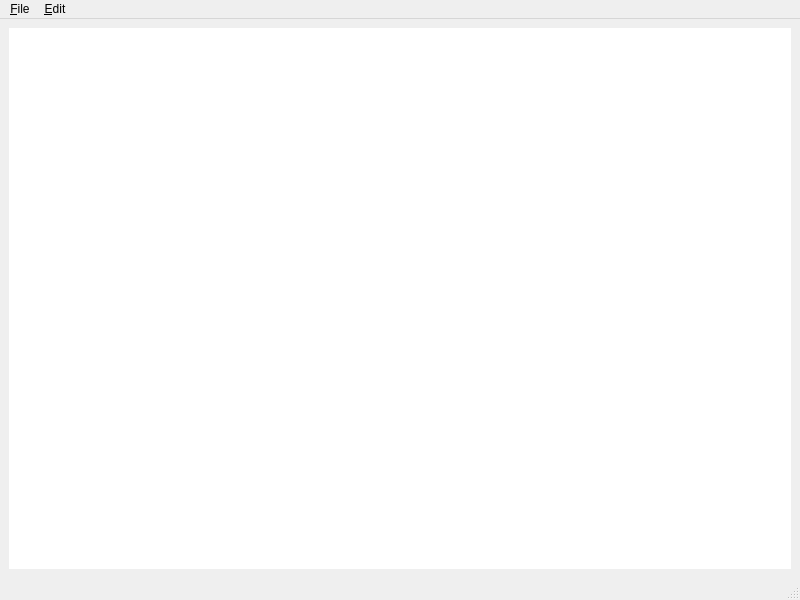
First picture: the form in jk.ui, repository edamame-maru/jk, before the edit.
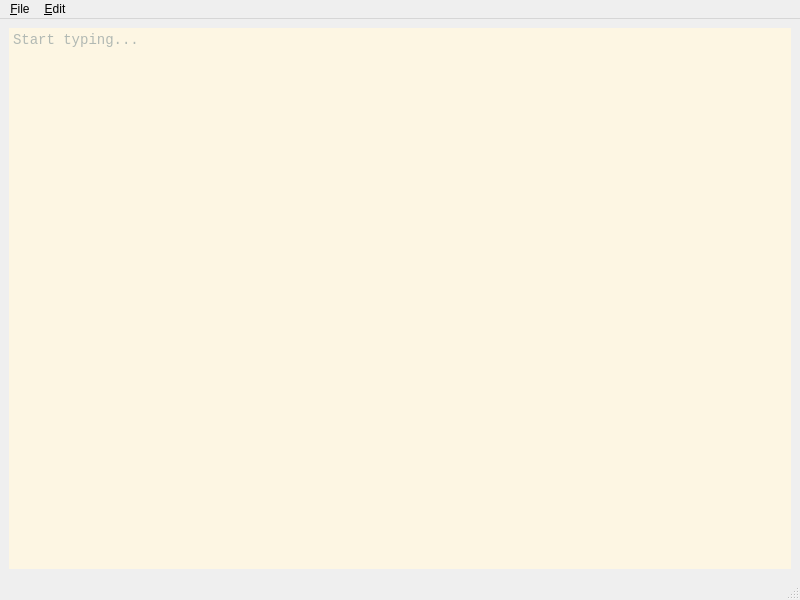
Second picture: the form after the edit.

Commit message: attempted to apply solarized light theme

The edit to the form file:
```diff
--- a/jk.ui
+++ b/jk.ui
@@ -17,18 +17,50 @@
    <layout class="QVBoxLayout" name="verticalLayout">
     <item>
      <widget class="QTextEdit" name="textEdit">
+      <property name="font">
+       <font>
+        <family>monospace</family>
+        <pointsize>-1</pointsize>
+       </font>
+      </property>
       <property name="contextMenuPolicy">
        <enum>Qt::ContextMenuPolicy::DefaultContextMenu</enum>
       </property>
       <property name="autoFillBackground">
        <bool>false</bool>
       </property>
+      <property name="styleSheet">
+       <string notr="true">QTextEdit {
+    background-color: #fdf6e3; /* Base3 */
+    color: #657b83; /* Base00 */
+    selection-background-color: #93a1a1; /* Base0 */
+    selection-color: #fdf6e3; /* Base3 */
+    border: none;
+    font-family: monospace;
+    font-size: 14px;
+}
+
+QTextEdit:cursor {
+    color: #93a1a1; /* Base0 */
+}
+
+QTextEdit a {
+    color: #268bd2; /* Blue */
+    text-decoration: none;
+}</string>
+      </property>
       <property name="frameShape">
        <enum>QFrame::Shape::NoFrame</enum>
       </property>
       <property name="frameShadow">
        <enum>QFrame::Shadow::Plain</enum>
       </property>
+      <property name="overwriteMode">
+       <bool>false</bool>
+      </property>
+      <property name="placeholderText">
+       <string>Start typing...</string>
+      </property>
      </widget>
     </item>
    </layout>
```
The commit also changes 2 other files.
